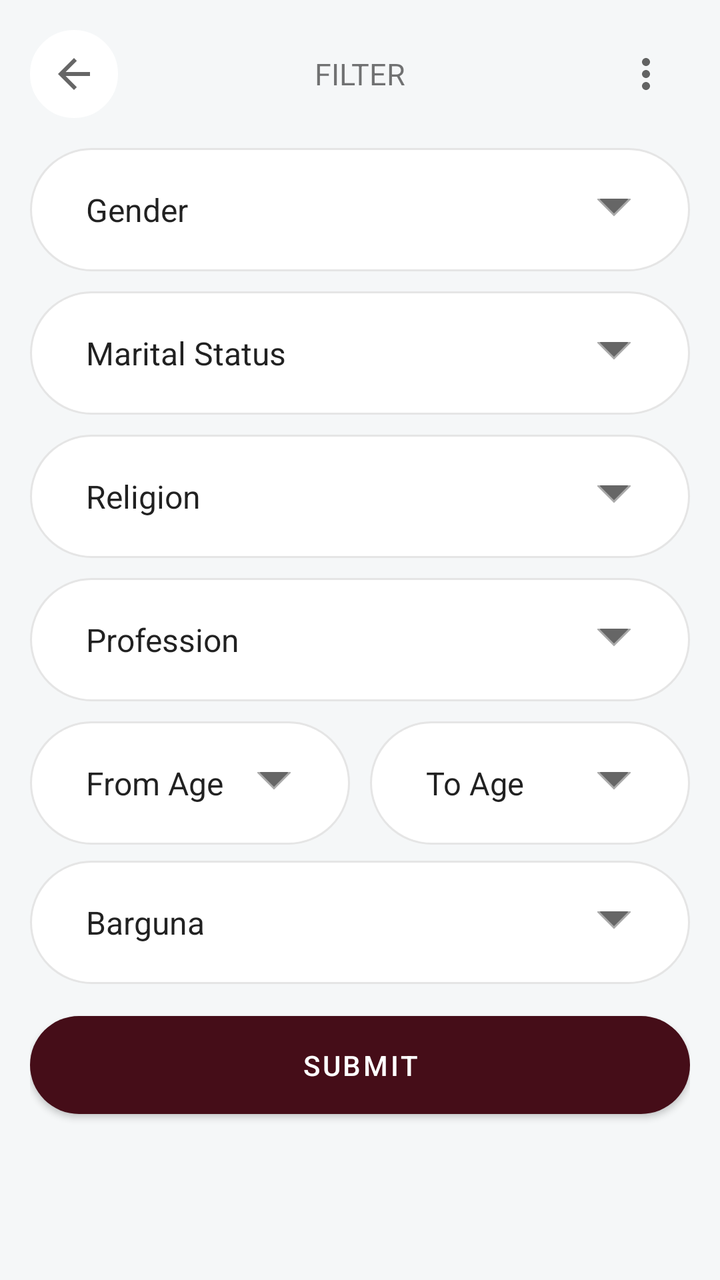
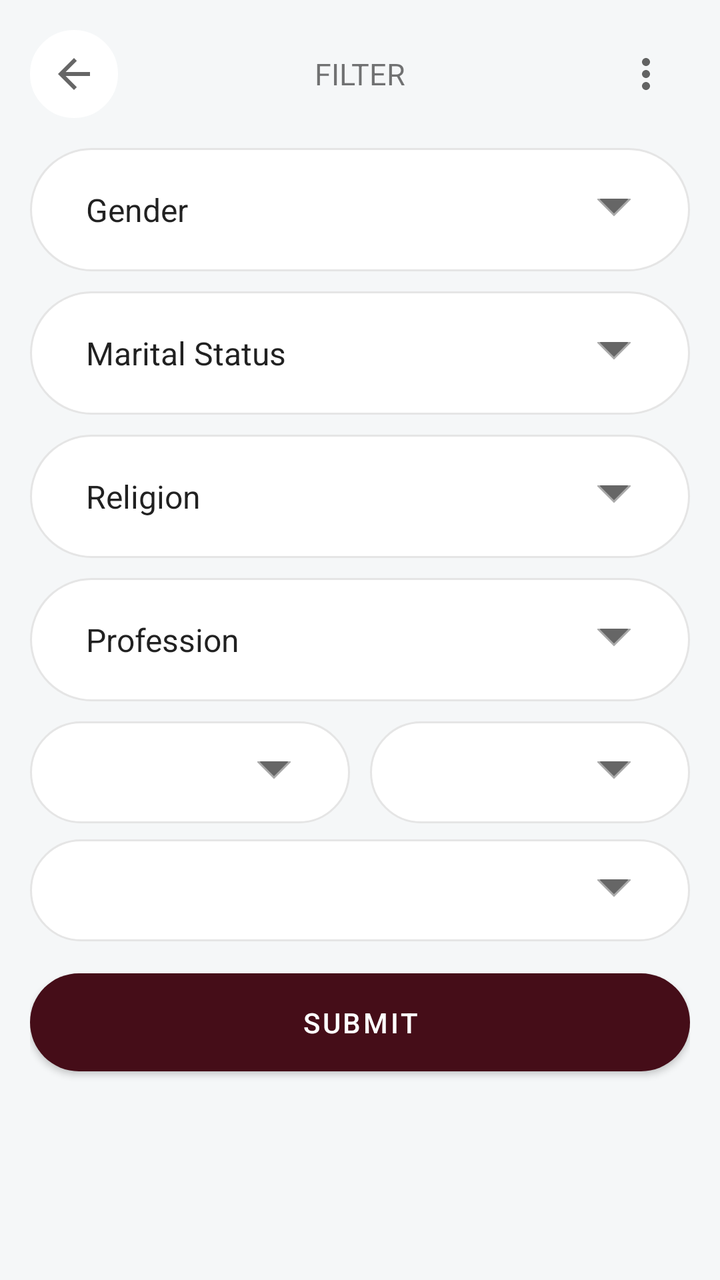

The first picture is an Android layout as it rendered before a commit; the second is the same layout after the commit. The layout source and the unified diff follow.
<!-- AndroidManifest.xml: application theme AppTheme -->
<!-- res/layout/fragment_filter_dialog.xml -->
<?xml version="1.0" encoding="utf-8"?>
<RelativeLayout xmlns:android="http://schemas.android.com/apk/res/android" xmlns:app="http://schemas.android.com/apk/res-auto"
    xmlns:tools="http://schemas.android.com/tools"
    android:id="@+id/root_view"
    android:background="@color/colorBackgroundGrey"
    android:layout_width="match_parent"
    android:layout_height="match_parent"
    tools:context=".views.dialogs.FilterFragmentDialog">

    <androidx.core.widget.NestedScrollView
        android:scrollbars="none"
        android:fillViewport="true"
        android:layout_width="match_parent"
        android:layout_height="match_parent">
        <LinearLayout
            android:padding="15dp"
            android:orientation="vertical"
            android:layout_width="match_parent"
            android:layout_height="match_parent">

            
            <RelativeLayout
                android:layout_marginBottom="15dp"
                android:layout_width="match_parent"
                android:layout_height="wrap_content">
                <ImageButton
                    android:id="@+id/back_button"
                    android:src="@drawable/ic_baseline_arrow_back_24"
                    app:backgroundTint="@color/colorWhite"
                    android:background="@drawable/shape_radius_100_pad_10_stroke_grey_bg_white"
                    android:layout_width="wrap_content"
                    android:layout_height="wrap_content"/>
                <TextView
                    android:layout_centerInParent="true"
                    android:text="Filter"
                    android:textSize="15sp"
                    android:textAllCaps="true"
                    android:layout_width="wrap_content"
                    android:layout_height="wrap_content"/>
                <ImageButton
                    android:id="@+id/item_share"
                    android:layout_alignParentEnd="true"
                    android:scaleType="fitCenter"
                    android:adjustViewBounds="true"
                    android:src="@drawable/ic_baseline_more_vert_24"
                    app:backgroundTint="@android:color/transparent"
                    android:background="@drawable/shape_radius_100_pad_10_stroke_grey_bg_white"
                    android:layout_width="wrap_content"
                    android:layout_height="wrap_content" />
            </RelativeLayout>

            <Spinner
                android:id="@+id/item_gender"
                android:entries="@array/gender_array"
                android:background="@drawable/layer_list_spinner"
                android:layout_marginBottom="10dp"
                android:padding="20dp"
                android:layout_width="match_parent"
                android:layout_height="wrap_content"/>
            <Spinner
                android:id="@+id/item_marital_status"
                android:entries="@array/marital_status_array"
                android:background="@drawable/layer_list_spinner"
                android:layout_marginBottom="10dp"
                android:padding="20dp"
                android:layout_width="match_parent"
                android:layout_height="wrap_content"/>
            <Spinner
                android:id="@+id/item_religion"
                android:entries="@array/religion_array"
                android:background="@drawable/layer_list_spinner"
                android:layout_marginBottom="10dp"
                android:padding="20dp"
                android:layout_width="match_parent"
                android:layout_height="wrap_content"/>
            <Spinner
                android:id="@+id/item_profession"
                android:entries="@array/profession_array"
                android:background="@drawable/layer_list_spinner"
                android:layout_marginBottom="10dp"
                android:padding="20dp"
                android:layout_width="match_parent"
                android:layout_height="wrap_content"/>
            <LinearLayout
                android:weightSum="2"
                android:orientation="horizontal"
                android:layout_width="match_parent"
                android:layout_height="wrap_content">
                <RelativeLayout
                    android:layout_marginBottom="8dp"
                    android:layout_marginEnd="5dp"
                    android:layout_width="0dp"
                    android:layout_height="wrap_content"
                    android:layout_weight="1">
                    <Spinner
                        android:id="@+id/item_from_year"
                        android:entries="@array/from_year_array"
                        android:background="@drawable/layer_list_spinner"
                        android:padding="20dp"
                        android:layout_width="match_parent"
                        android:layout_height="wrap_content"/>
                </RelativeLayout>
                <RelativeLayout
                    android:layout_marginStart="5dp"
                    android:layout_width="0dp"
                    android:layout_height="wrap_content"
                    android:layout_weight="1">
                    <Spinner
                        android:id="@+id/item_to_year"
                        android:entries="@array/to_year_array"
                        android:background="@drawable/layer_list_spinner"
                        android:padding="20dp"
                        android:layout_width="match_parent"
                        android:layout_height="wrap_content"/>
                </RelativeLayout>
            </LinearLayout>
            <Spinner
                android:id="@+id/item_district"
                android:entries="@array/district_array"
                android:background="@drawable/layer_list_spinner"
                android:layout_marginBottom="10dp"
                android:padding="20dp"
                android:layout_width="match_parent"
                android:layout_height="wrap_content"/>

            <Button
                android:id="@+id/submit_button"
                android:text="Submit"
                android:textColor="@color/colorWhite"
                app:cornerRadius="25dp"
                android:padding="15dp"
                app:backgroundTint="@color/colorAccent"
                android:layout_width="match_parent"
                android:layout_height="wrap_content" />

        </LinearLayout>
    </androidx.core.widget.NestedScrollView>

</RelativeLayout>
<!-- resources referenced by this layout -->
<resources>
  <string-array name="district_array">
          
          <item>Barguna</item>
          <item>Barishal</item>
          <item>Bhola</item>
          <item>Jhalokati</item>
          <item>Patuakhali</item>
          <item>Pirojpur</item>
          <item>Bandarban</item>
          <item>Brahmanbaria</item>
          <item>Chandpur</item>
          <item>Chattogram</item>
          <item>Cumilla</item>
          <item>Cox\'s Bazar</item>
          <item>Feni</item>
          <item>Khagrachhari</item>
          <item>Lakshmipur</item>
          <item>Noakhali</item>
          <item>Rangamati</item>
          <item>Dhaka</item>
          <item>Faridpur</item>
          <item>Gazipur</item>
          <item>Gopalganj</item>
          <item>Kishoreganj</item>
          <item>Madaripur</item>
          <item>Manikganj</item>
          <item>Munshiganj</item>
          <item>Narayanganj</item>
          <item>Narsingdi</item>
          <item>Rajbari</item>
          <item>Shariatpur</item>
          <item>Tangail</item>
          <item>Bagerhat</item>
          <item>Chuadanga</item>
          <item>Jashore</item>
          <item>Jhenaidah</item>
          <item>Khulna</item>
          <item>Kushtia</item>
          <item>Magura</item>
          <item>Meherpur</item>
          <item>Narail</item>
          <item>Satkhira</item>
          <item>Jamalpur</item>
          <item>Mymensingh</item>
          <item>Netrokona</item>
          <item>Sherpur</item>
          <item>Bogura</item>
          <item>Joypurhat</item>
          <item>Naogaon</item>
          <item>Natore</item>
          <item>Chapainawabganj</item>
          <item>Pabna</item>
          <item>Rajshahi</item>
          <item>Sirajganj</item>
          <item>Dinajpur</item>
          <item>Gaibandha</item>
          <item>Kurigram</item>
          <item>Lalmonirhat</item>
          <item>Nilphamari</item>
          <item>Panchagarh</item>
          <item>Rangpur</item>
          <item>Thakurgaon</item>
          <item>Habiganj</item>
          <item>Moulvibazar</item>
          <item>Sunamganj</item>
          <item>Sylhet</item>
      </string-array>
  <string-array name="from_year_array">
          <item>From Age</item>
          <item>1990</item>
          <item>1990</item>
          <item>1990</item>
          <item>1990</item>
          <item>1990</item>
          <item>1990</item>
      </string-array>
  <string-array name="gender_array">
          <item>Gender</item>
          <item>Male</item>
          <item>Female</item>
      </string-array>
  <string-array name="marital_status_array">
          <item>Marital Status</item>
          <item>Never Married</item>
          <item>Divorce</item>
          <item>Short Divorce</item>
          <item>Awaiting Divorce</item>
          <item>Widowed</item>
          <item>Annulled</item>
      </string-array>
  <string-array name="profession_array">
          <item>Profession</item>
          <item>All</item>
          <item>Student</item>
          <item>Job Holder</item>
          <item>Doctor</item>
          <item>Engineer</item>
          <item>Teacher</item>
      </string-array>
  <string-array name="religion_array">
          <item>Religion</item>
          <item>All</item>
          <item>Muslim</item>
          <item>Christian</item>
          <item>Jewish</item>
          <item>Buddhism</item>
          <item>Hindu</item>
      </string-array>
  <string-array name="to_year_array">
          <item>To Age</item>
          <item>1990</item>
          <item>1990</item>
          <item>1990</item>
          <item>1990</item>
          <item>1990</item>
          <item>1990</item>
      </string-array>
  <color name="colorAccent">#450D18</color>
  <color name="colorBackgroundGrey">#F5F7F8</color>
  <color name="colorWhite">#FFFFFF</color>
  <style name="AppTheme" parent="Theme.MaterialComponents.DayNight.NoActionBar">
          
          
          <item name="colorPrimary">@color/colorPrimary</item>
          <item name="colorPrimaryDark">@color/colorPrimaryDark</item>
          <item name="colorAccent">@color/colorAccent</item>
      </style>
  <color name="colorPrimary">#B01030</color>
  <color name="colorPrimaryDark">#530918</color>
  <!-- unchanged entries left out for length: 4 -->
</resources>

<!-- the commit's change to res/layout/fragment_filter_dialog.xml (unified diff, before → after) -->
@@ -94,9 +94,7 @@
                     android:layout_weight="1">
                     <Spinner
                         android:id="@+id/item_from_year"
-                        android:entries="@array/from_year_array"
                         android:background="@drawable/layer_list_spinner"
-                        android:padding="20dp"
                         android:layout_width="match_parent"
                         android:layout_height="wrap_content"/>
                 </RelativeLayout>
@@ -107,19 +105,15 @@
                     android:layout_weight="1">
                     <Spinner
                         android:id="@+id/item_to_year"
-                        android:entries="@array/to_year_array"
                         android:background="@drawable/layer_list_spinner"
-                        android:padding="20dp"
                         android:layout_width="match_parent"
                         android:layout_height="wrap_content"/>
                 </RelativeLayout>
             </LinearLayout>
             <Spinner
                 android:id="@+id/item_district"
-                android:entries="@array/district_array"
                 android:background="@drawable/layer_list_spinner"
                 android:layout_marginBottom="10dp"
-                android:padding="20dp"
                 android:layout_width="match_parent"
                 android:layout_height="wrap_content"/>
 
<!-- resource entries referenced after the edit -->
@@ -1,81 +1,5 @@
 <!-- resources referenced by this layout -->
 <resources>
-  <string-array name="district_array">
-          
-          <item>Barguna</item>
-          <item>Barishal</item>
-          <item>Bhola</item>
-          <item>Jhalokati</item>
-          <item>Patuakhali</item>
-          <item>Pirojpur</item>
-          <item>Bandarban</item>
-          <item>Brahmanbaria</item>
-          <item>Chandpur</item>
-          <item>Chattogram</item>
-          <item>Cumilla</item>
-          <item>Cox\'s Bazar</item>
-          <item>Feni</item>
-          <item>Khagrachhari</item>
-          <item>Lakshmipur</item>
-          <item>Noakhali</item>
-          <item>Rangamati</item>
-          <item>Dhaka</item>
-          <item>Faridpur</item>
-          <item>Gazipur</item>
-          <item>Gopalganj</item>
-          <item>Kishoreganj</item>
-          <item>Madaripur</item>
-          <item>Manikganj</item>
-          <item>Munshiganj</item>
-          <item>Narayanganj</item>
-          <item>Narsingdi</item>
-          <item>Rajbari</item>
-          <item>Shariatpur</item>
-          <item>Tangail</item>
-          <item>Bagerhat</item>
-          <item>Chuadanga</item>
-          <item>Jashore</item>
-          <item>Jhenaidah</item>
-          <item>Khulna</item>
-          <item>Kushtia</item>
-          <item>Magura</item>
-          <item>Meherpur</item>
-          <item>Narail</item>
-          <item>Satkhira</item>
-          <item>Jamalpur</item>
-          <item>Mymensingh</item>
-          <item>Netrokona</item>
-          <item>Sherpur</item>
-          <item>Bogura</item>
-          <item>Joypurhat</item>
-          <item>Naogaon</item>
-          <item>Natore</item>
-          <item>Chapainawabganj</item>
-          <item>Pabna</item>
-          <item>Rajshahi</item>
-          <item>Sirajganj</item>
-          <item>Dinajpur</item>
-          <item>Gaibandha</item>
-          <item>Kurigram</item>
-          <item>Lalmonirhat</item>
-          <item>Nilphamari</item>
-          <item>Panchagarh</item>
-          <item>Rangpur</item>
-          <item>Thakurgaon</item>
-          <item>Habiganj</item>
-          <item>Moulvibazar</item>
-          <item>Sunamganj</item>
-          <item>Sylhet</item>
-      </string-array>
-  <string-array name="from_year_array">
-          <item>From Age</item>
-          <item>1990</item>
-          <item>1990</item>
-          <item>1990</item>
-          <item>1990</item>
-          <item>1990</item>
-          <item>1990</item>
-      </string-array>
   <string-array name="gender_array">
           <item>Gender</item>
           <item>Male</item>
@@ -108,15 +32,6 @@
           <item>Buddhism</item>
           <item>Hindu</item>
       </string-array>
-  <string-array name="to_year_array">
-          <item>To Age</item>
-          <item>1990</item>
-          <item>1990</item>
-          <item>1990</item>
-          <item>1990</item>
-          <item>1990</item>
-          <item>1990</item>
-      </string-array>
   <color name="colorAccent">#450D18</color>
   <color name="colorBackgroundGrey">#F5F7F8</color>
   <color name="colorWhite">#FFFFFF</color>
